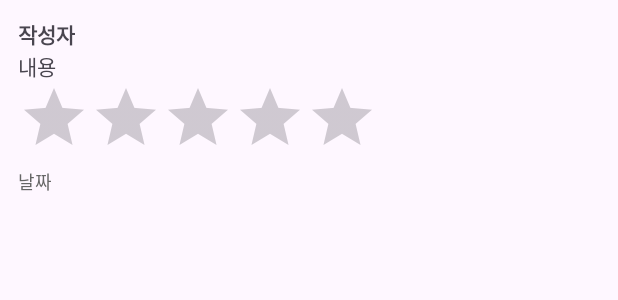
After one commit to Artrip-docent/artrip-frontend, an Android app: the layout item_review.xml on its own in the app's theme, with its tools: preview values and no code run, on a phone screen of 412 x 824 dp. The commit adds this screen. Shown: the top 300 px of the screen. Run offline under Robolectric (Android 15) with nearby library versions, the phone set to English and light mode, and no system bars.

Commit message:
feat: 커뮤니티api연동, 각 전시회별로 나옴

```diff
--- a/app/build.gradle.kts
+++ b/app/build.gradle.kts
@@ -82,4 +82,7 @@ dependencies {
     // 원형 시각화를 위한 MPAndroidChart 설치
     implementation("com.github.PhilJay:MPAndroidChart:v3.1.0")
 
+    implementation ("com.squareup.retrofit2:retrofit:2.9.0")
+    implementation ("com.squareup.retrofit2:converter-gson:2.9.0")
+
 }
--- /dev/null
+++ b/app/src/main/res/layout/item_review.xml
@@ -0,0 +1,36 @@
+<?xml version="1.0" encoding="utf-8"?>
+<LinearLayout xmlns:android="http://schemas.android.com/apk/res/android"
+    android:layout_width="match_parent"
+    android:orientation="vertical"
+    android:padding="12dp"
+    android:layout_height="wrap_content">
+
+    <TextView
+        android:id="@+id/reviewAuthorName"
+        android:layout_width="wrap_content"
+        android:layout_height="wrap_content"
+        android:text="작성자"
+        android:textStyle="bold" />
+
+    <TextView
+        android:id="@+id/reviewContent"
+        android:layout_width="wrap_content"
+        android:layout_height="wrap_content"
+        android:text="내용" />
+
+    <RatingBar
+        android:id="@+id/reviewRating"
+        android:layout_width="wrap_content"
+        android:layout_height="wrap_content"
+        android:numStars="5"
+        android:stepSize="1.0"
+        android:isIndicator="true" />
+
+    <TextView
+        android:id="@+id/reviewDate"
+        android:layout_width="wrap_content"
+        android:layout_height="wrap_content"
+        android:text="날짜"
+        android:textSize="12sp"
+        android:textColor="#666" />
+</LinearLayout>
--- a/build.gradle.kts
+++ b/build.gradle.kts
@@ -1,6 +1,6 @@
 // Top-level build file where you can add configuration options common to all sub-projects/modules.
 plugins {
-    id("com.android.application") version "8.6.0-alpha05" apply false
-    id("com.android.library") version "8.6.0-alpha05" apply false
+    id("com.android.application") version "8.6.1" apply false
+    id("com.android.library") version "8.6.1" apply false
     id("org.jetbrains.kotlin.android") version "1.9.10" apply false
 }
```
Also changed, not shown: app/src/main/java/com/example/docent/ApiService.kt (+6 -1 lines), app/src/main/java/com/example/docent/ArtRecommendationActivity.kt (+11 -2 lines), app/src/main/java/com/example/docent/ExhibitionAdapter.kt (+23 -14 lines), app/src/main/java/com/example/docent/Review.kt (added, +12 -0 lines), app/src/main/java/com/example/docent/ReviewActivity.kt (+45 -15 lines), app/src/main/java/com/example/docent/ReviewAdapter.kt (added, +56 -0 lines), app/src/main/res/layout/activity_review.xml (+15 -22 lines), gradle/wrapper/gradle-wrapper.properties.
